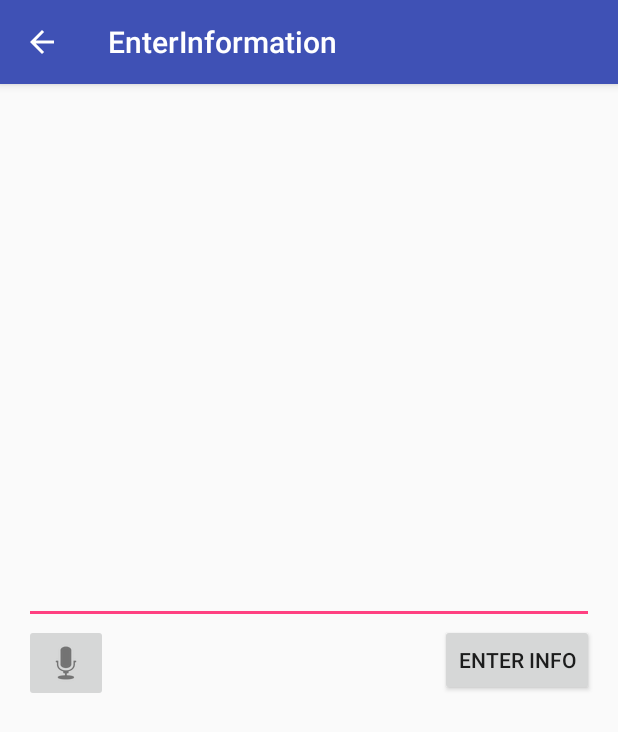
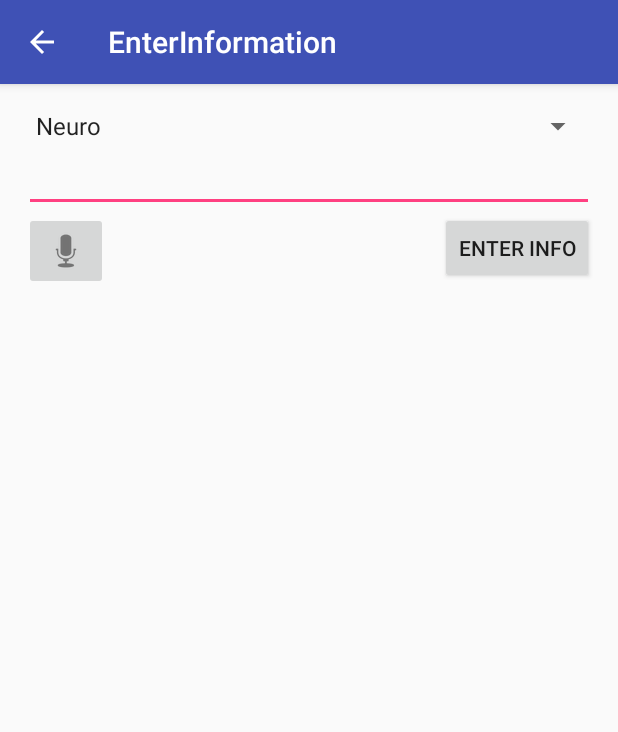
Before and after one commit to jdaum/HomeCare, an Android app: the EnterInformation screen opened directly, with no data from a screen before it, on a phone screen of 412 x 824 dp. Shown: the top 732 px of the screen. Run offline under Robolectric (Android 15) with nearby library versions, the phone set to English and light mode, and no system bars.

Commit message:
add function to store patient information, some design changes

```diff
--- a/HomeCare/app/src/main/java/com/example/whjt2_000/homecare/EnterInformation.java
+++ b/HomeCare/app/src/main/java/com/example/whjt2_000/homecare/EnterInformation.java
@@ -7,18 +7,52 @@ import android.support.design.widget.FloatingActionButton;
 import android.support.design.widget.Snackbar;
 import android.support.v7.app.AppCompatActivity;
 import android.support.v7.widget.Toolbar;
+import android.util.Log;
 import android.view.View;
 import android.widget.Button;
 import android.widget.EditText;
 import android.widget.ImageButton;
+import android.widget.Spinner;
 import android.widget.Toast;
 
+import java.text.SimpleDateFormat;
+import java.util.Calendar;
 import java.util.List;
 
 public class EnterInformation extends AppCompatActivity {
 
 
     private static final int SPEECH_REQUEST_CODE = 0;
+
+    private DatabaseHelper  dbHelper;
+    private String spokenText;
+    private Spinner spinner;
+
+    @Override
+    protected void onCreate(Bundle savedInstanceState) {
+        super.onCreate(savedInstanceState);
+        setContentView(R.layout.activity_enter_information2);
+        Toolbar toolbar = (Toolbar) findViewById(R.id.toolbar);
+        setSupportActionBar(toolbar);
+        getSupportActionBar().setDisplayHomeAsUpEnabled(true);
+
+        //handle database
+        dbHelper = DatabaseHelper.getInstance(EnterInformation.this);
+
+        //handle spinner
+        spinner = (Spinner) findViewById(R.id.bodysystemspinner);
+
+
+        //set listener for the voice button
+        ImageButton voice_btn = (ImageButton)findViewById(R.id.voice_button);
+        voice_btn.setOnClickListener(new View.OnClickListener() {
+            @Override
+            public void onClick(View view) {
+                displaySpeechRecognizer();
+            }
+        });
+
+    }
 
     // Create an intent that can start the Speech Recognizer activity
     private void displaySpeechRecognizer() {
@@ -37,28 +71,36 @@ public class EnterInformation extends AppCompatActivity {
         if (requestCode == SPEECH_REQUEST_CODE && resultCode == RESULT_OK) {
             List<String> results = data.getStringArrayListExtra(
                     RecognizerIntent.EXTRA_RESULTS);
-            String spokenText = results.get(0);
-            EditText notes = (EditText) this.findViewById(R.id.editText);
-            notes.setText(notes.getText() + spokenText);
+            spokenText = results.get(0);
+            //TODO: DEBUGGING ONLY
+            Log.d("EnterInfoFromVoice",spokenText);
+
+            //get the selected body system from the spinner
+            String bodysystem = spinner.getSelectedItem().toString();
+
+            //add the patient information to the database
+            long rowId = dbHelper.addPatientInformation(bodysystem, spokenText);
+
+            //TODO: DEBUGGING ONLY
+            Log.d("EnterInformation","Databaserow: " +rowId);
         }
         super.onActivityResult(requestCode, resultCode, data);
     }
 
-    @Override
-    protected void onCreate(Bundle savedInstanceState) {
-        super.onCreate(savedInstanceState);
-        setContentView(R.layout.activity_enter_information2);
-        Toolbar toolbar = (Toolbar) findViewById(R.id.toolbar);
-        setSupportActionBar(toolbar);
-        ImageButton voice_btn = (ImageButton)findViewById(R.id.button1);
-        voice_btn.setOnClickListener(new View.OnClickListener(){
-            @Override
-            public void onClick(View view){
-                displaySpeechRecognizer();
-            }
-        });
-        getSupportActionBar().setDisplayHomeAsUpEnabled(true);
+
+    public void enterInformation(View view){
+        // get the information from the edittext field
+        EditText notes = (EditText) this.findViewById(R.id.infoText);
+        String message = notes.getText().toString();
+
+        //get the selected body system from the spinner
+        String bodysystem = spinner.getSelectedItem().toString();
+
+        //add the patient information to the database
+        long rowId = dbHelper.addPatientInformation(bodysystem, message);
+
+        //TODO: DEBUGGING ONLY
+        Log.d("EnterInformation","Databaserow: " +rowId);
 
     }
-
 }
--- a/HomeCare/app/src/main/java/com/example/whjt2_000/homecare/StockAnswerHelper.java
+++ b/HomeCare/app/src/main/java/com/example/whjt2_000/homecare/StockAnswerHelper.java
@@ -100,7 +100,8 @@ public final class StockAnswerHelper extends SQLiteOpenHelper{
         values.put(DatabaseEntry.COLUMN_NAME_STOCKANSWER, stockanswer);
 
         long rowId;
-        // insert book
+
+        // insert values
         rowId = db.insert(DatabaseEntry.TABLE_NAME,null,values);
 
         // close database transaction
--- a/HomeCare/app/src/main/res/layout/content_enter_information.xml
+++ b/HomeCare/app/src/main/res/layout/content_enter_information.xml
@@ -12,33 +12,38 @@
     tools:context="com.example.whjt2_000.homecare.EnterInformation"
     tools:showIn="@layout/activity_enter_information2">
 
+
+    <Spinner
+        android:id="@+id/bodysystemspinner"
+        android:layout_width="fill_parent"
+        android:layout_height="wrap_content"
+        android:drawSelectorOnTop="true"
+        android:entries="@array/bodysystem_array"
+        />
+
+    <EditText
+        android:id="@+id/infoText"
+        android:layout_width="match_parent"
+        android:layout_height="wrap_content"
+        android:layout_below="@+id/bodysystemspinner"/>
+
     <Button
         android:layout_width="wrap_content"
         android:layout_height="wrap_content"
         android:text="Enter Info"
-        android:id="@+id/button"
-        android:layout_centerVertical="true"
+        android:id="@+id/enter_button"
+        android:layout_below="@+id/infoText"
         android:layout_alignParentRight="true"
-        android:layout_alignParentEnd="true" />
+        android:onClick="enterInformation"/>
 
-    <EditText
+
+    <ImageButton
+        android:id="@+id/voice_button"
         android:layout_width="wrap_content"
         android:layout_height="wrap_content"
-        android:id="@+id/editText"
-        android:layout_alignRight="@+id/button"
-        android:layout_alignEnd="@+id/button"
-        android:layout_above="@+id/button"
-        android:layout_alignParentTop="true"
-        android:inputType="textMultiLine"
-        android:layout_alignParentLeft="true"
-        android:layout_alignParentStart="true" />
-
-    <ImageButton
-        android:id="@+id/button1"
-        android:layout_width="wrap_content"
-        android:layout_height="wrap_content"
-        android:layout_below="@+id/editText"
+        android:layout_below="@+id/infoText"
         android:layout_centerHorizontal="true"
         android:layout_alignParentLeft = "true"
+        android:layout_toRightOf="@+id/enter_button"
         android:src="@android:drawable/ic_btn_speak_now" />
 </RelativeLayout>
--- a/HomeCare/app/src/main/res/values/strings.xml
+++ b/HomeCare/app/src/main/res/values/strings.xml
@@ -3,7 +3,7 @@
     <string name="action_settings">Settings</string>
     <string name="new_info">Enter new information</string>
     <string name="review_info">Review previous information</string>
-    <string name="profile">Set Up</string>
+    <string name="profile">Patient profile</string>
     <string name="title_activity_enter_information">EnterInformation</string>
     <string name="title_activity_set_up">SetUp</string>
     <string name="title_activity_review_information">ReviewInformation</string>
```
Also changed, not shown: HomeCare/app/src/main/java/com/example/whjt2_000/homecare/DatabaseHelper.java (+31 -3 lines), HomeCare/app/src/main/res/layout/activity_patient_profile.xml (added, +27 -0 lines), HomeCare/app/src/main/res/layout/content_patient_profile.xml (added, +40 -0 lines). Lines whose indentation alone changed are shown as unchanged.
